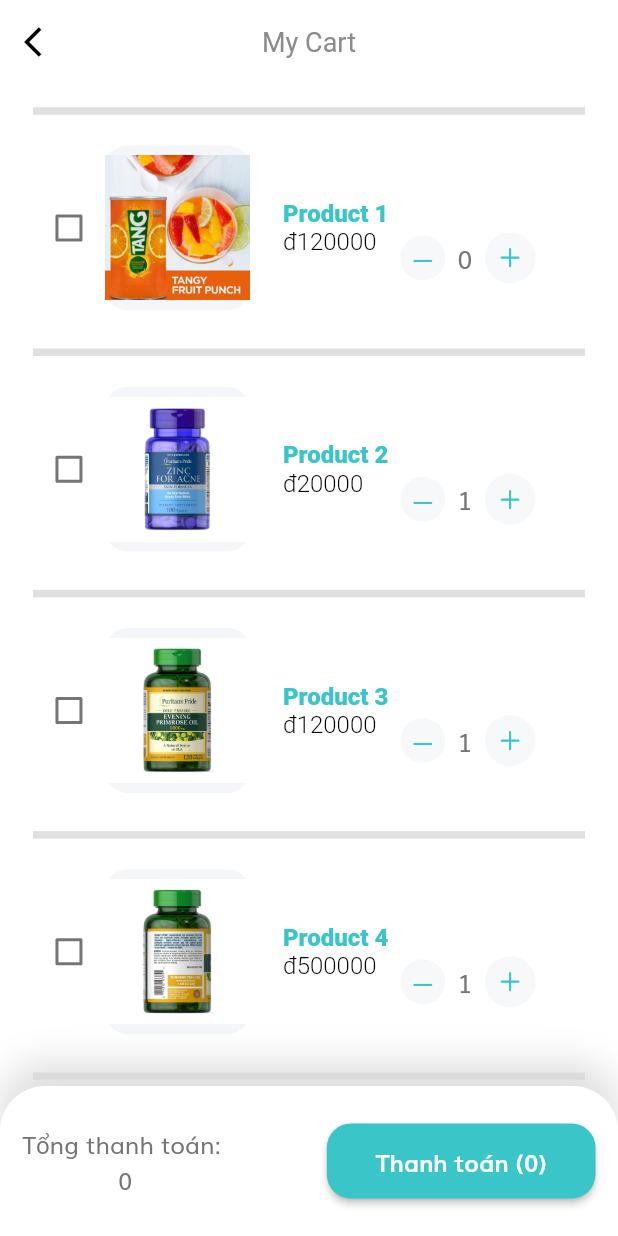
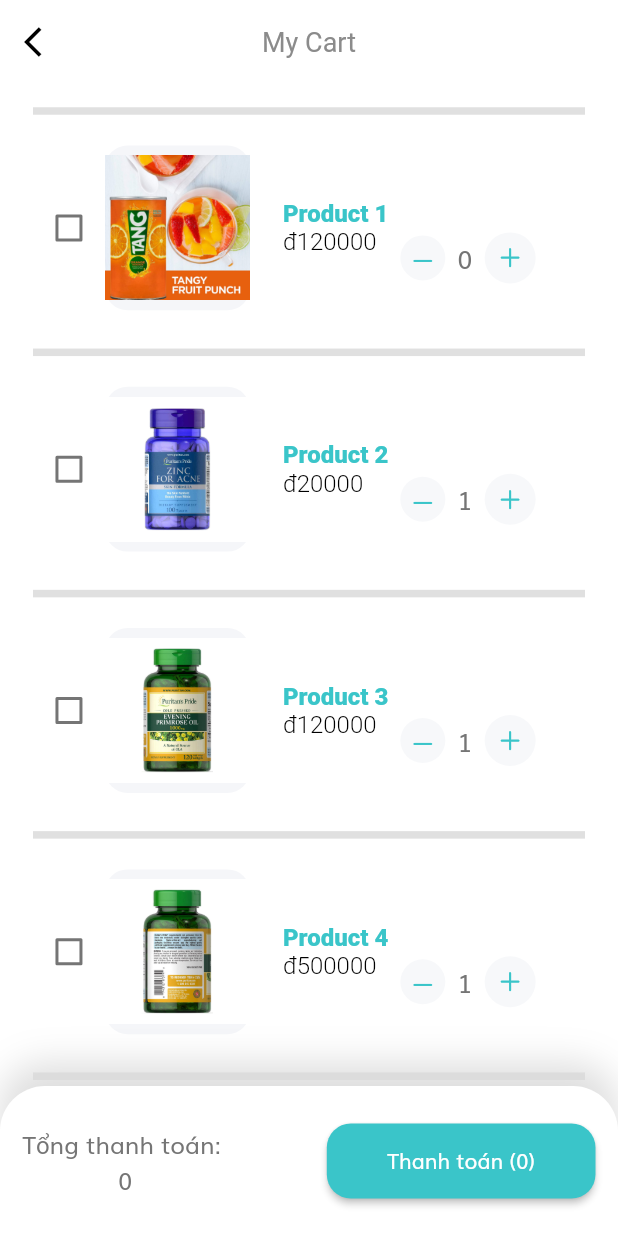
Before and after one commit to vannghia234/Ecommerce_App_withFlutter, a Flutter app: the CartScreen screen opened by its route, after a tap on an icon or button, on a phone screen of 412 x 824 dp. Run offline on Flutter 3.47's test engine with Material 2 defaults, Android fonts, the phone set to English and light mode, and no system bars; our stand-ins replace device_preview, expandable_text, flashy_tab_bar2, flutter_rating_bar, flutter_svg, get and 2 more.

Commit message:
fix some bug

```diff
--- a/lib/screens/cart/components/bottom_nagivation.dart
+++ b/lib/screens/cart/components/bottom_nagivation.dart
@@ -1,10 +1,8 @@
-import 'dart:async';
+import 'package:flutter/material.dart';
+import 'package:get/get.dart';
 
-import 'package:ecommerce_app/screens/cart/components/product.dart';
-import 'package:ecommerce_app/screens/pay_cart/pay_cart_screen.dart';
-import 'package:ecommerce_app/widget/default_button.dart';
-import 'package:flutter/material.dart';
-
+import '../../../configs/constant.dart';
+import '../../pay_cart/pay_cart_screen.dart';
 import '../cart_screen.dart';
 
 class bottom_navigation extends StatefulWidget {
@@ -17,19 +15,7 @@ class bottom_navigation extends StatefulWidget {
 }
 
 class _bottom_navigationState extends State<bottom_navigation> {
-  Stream<int> returnTotalPrice() async* {
-    int totalPrice = 0;
-    int sl = 0;
-    for (int i = 0; i < chooseProduct.length; i++) {
-      totalPrice += chooseProduct[i].quantity * chooseProduct[i].products.price;
-    }
-    sl = chooseProduct.length;
-    setState(() {
-      quantity = sl;
-      total = totalPrice;
-    });
-    yield totalPrice;
-  }
+  final TotalController controller = Get.put(TotalController());
 
   @override
   Widget build(BuildContext context) {
@@ -62,24 +48,7 @@ class _bottom_navigationState extends State<bottom_navigation> {
                   const Text.rich(TextSpan(
                     text: "Tổng thanh toán: ",
                   )),
-                  StreamBuilder<int>(
-                    stream: returnTotalPrice(),
-                    builder: (context, snapshot) {
-                      if (snapshot.hasData) {
-                        return Center(
-                          child: Text(
-                            snapshot.data.toString(),
-                          ),
-                        );
-                      } else {
-                        return Center(
-                          child: Text(
-                            snapshot.data.toString(),
-                          ),
-                        );
-                      }
-                    },
-                  ),
+                  Obx(() => Text('${controller.total}')), // data 0
                 ],
               ),
               const SizedBox(
@@ -88,9 +57,16 @@ class _bottom_navigationState extends State<bottom_navigation> {
               SizedBox(
                 width: MediaQuery.of(context).size.width / 2.3,
                 height: 50,
-                child: DefaultButton(
-                  text: "Thanh toán ($quantity)",
-                  press: () {
+                child: SizedBox(
+                  width: double.infinity,
+                  height: 56,
+                  child: ElevatedButton(
+                    style: ElevatedButton.styleFrom(
+                      shape: RoundedRectangleBorder(
+                          borderRadius: BorderRadius.circular(16)),
+                      backgroundColor: kPrimaryColor,
+                    ),
+                    onPressed: () {
                       Navigator.pushAndRemoveUntil<dynamic>(
                           context,
                           MaterialPageRoute<dynamic>(
@@ -98,8 +74,10 @@ class _bottom_navigationState extends State<bottom_navigation> {
                           ),
                           (route) => true);
                     },
+                    child: Obx(() => Text('Thanh toán (${controller.count})')),
                   ),
                 ),
+              )
             ],
           ),
         ),
--- a/lib/screens/cart/components/cart_item.dart
+++ b/lib/screens/cart/components/cart_item.dart
@@ -4,6 +4,9 @@ import 'package:flutter/material.dart';
 
 import 'package:ecommerce_app/configs/constant.dart';
 import 'package:ecommerce_app/screens/cart/components/product.dart';
+import 'package:get/get.dart';
+
+import '../cart_screen.dart';
 
 class CartItem extends StatefulWidget {
   const CartItem({
@@ -20,7 +23,7 @@ class CartItem extends StatefulWidget {
 class _CartItemState extends State<CartItem> {
   //// Input List Product
   //int total = Body().total;
-
+  final TotalController controller = Get.put(TotalController());
   @override
   Widget build(BuildContext context) {
     return Row(
@@ -33,8 +36,12 @@ class _CartItemState extends State<CartItem> {
                 widget.cardProduct.isSelected = value!;
                 if (widget.cardProduct.isSelected == true) {
                   chooseProduct.add(widget.cardProduct);
+                  controller.chooseProduct(widget.cardProduct.products.price,
+                      widget.cardProduct.quantity);
                 } else {
                   chooseProduct.remove(widget.cardProduct);
+                  controller.unchosenProduct(widget.cardProduct.products.price,
+                      widget.cardProduct.quantity);
                 }
               });
             }),
@@ -98,9 +105,12 @@ class _CartItemState extends State<CartItem> {
                             color: kPrimaryColor,
                           ),
                           onTap: () {
-                            setState(() {
-                              widget.cardProduct.quantity--;
-                            });
+                            setState(() {});
+                            if (widget.cardProduct.isSelected) {
+                              controller.decreaseTotal(
+                                  widget.cardProduct.products.price);
+                            }
+                            widget.cardProduct.quantity--;
                           },
                         )),
                     const SizedBox(width: 8),
@@ -125,9 +135,12 @@ class _CartItemState extends State<CartItem> {
                             color: kPrimaryColor,
                           ),
                           onTap: () {
-                            setState(() {
-                              widget.cardProduct.quantity++;
-                            });
+                            setState(() {});
+                            if (widget.cardProduct.isSelected) {
+                              controller.incrementTotal(
+                                  widget.cardProduct.products.price);
+                            }
+                            widget.cardProduct.quantity++;
                           },
                         )),
                   ],
--- a/lib/screens/pay_history/components/body.dart
+++ b/lib/screens/pay_history/components/body.dart
@@ -2,6 +2,8 @@ import 'package:ecommerce_app/configs/constant.dart';
 import 'package:ecommerce_app/screens/pay_history/components/pay_history.dart';
 import 'package:ecommerce_app/screens/pay_history/components/pay_history_item.dart';
 import 'package:flutter/material.dart';
+import 'package:get/get.dart';
+
 
 class Body extends StatelessWidget {
   const Body({super.key});
--- a/lib/screens/user_management/components/body.dart
+++ b/lib/screens/user_management/components/body.dart
@@ -20,7 +20,6 @@ class Body extends StatelessWidget {
             children: const [
               UserInfo(
                   text: 'Tên',
-
                   /// user name
                   name: 'This is name from db'), // call api change info
               UserInfo(text: 'Giới tính', name: 'This is gender from db'),
```
Also changed, not shown: lib/screens/cart/cart_screen.dart (+23 -0 lines), lib/screens/home/components/homeheader.dart (+7 -1 lines), lib/screens/pay_cart/components/bottom_cart.dart (+4 -6 lines), lib/screens/user_management/components/user_info_menu.dart (+26 -1 lines). Lines whose indentation alone changed are shown as unchanged.
